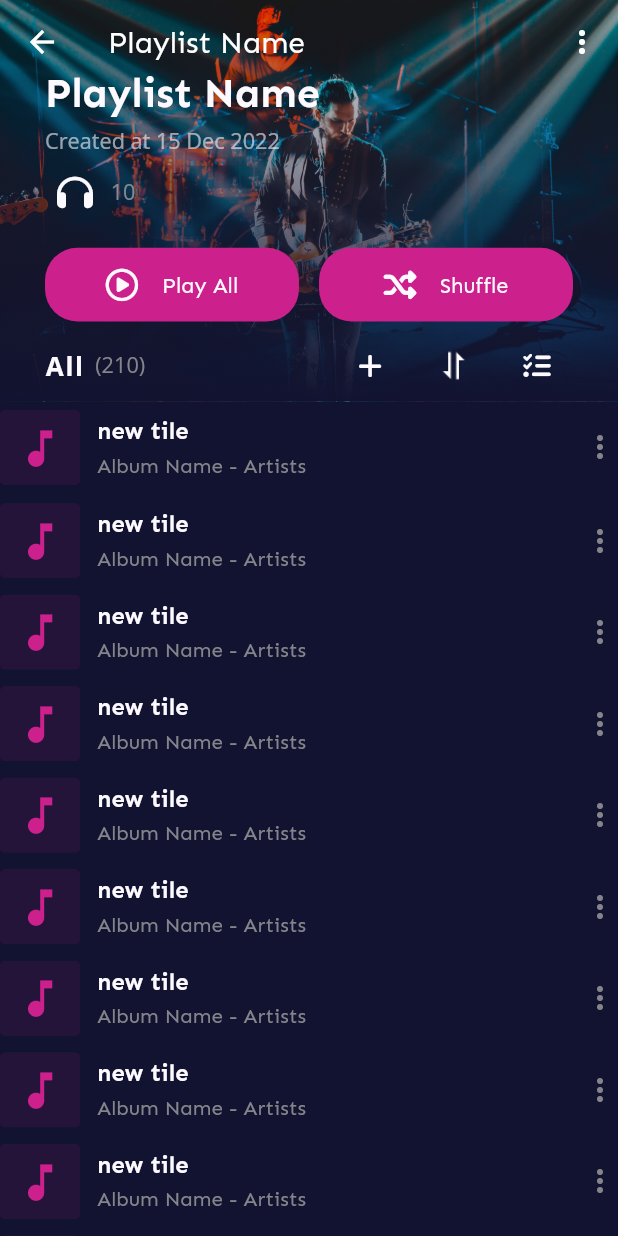
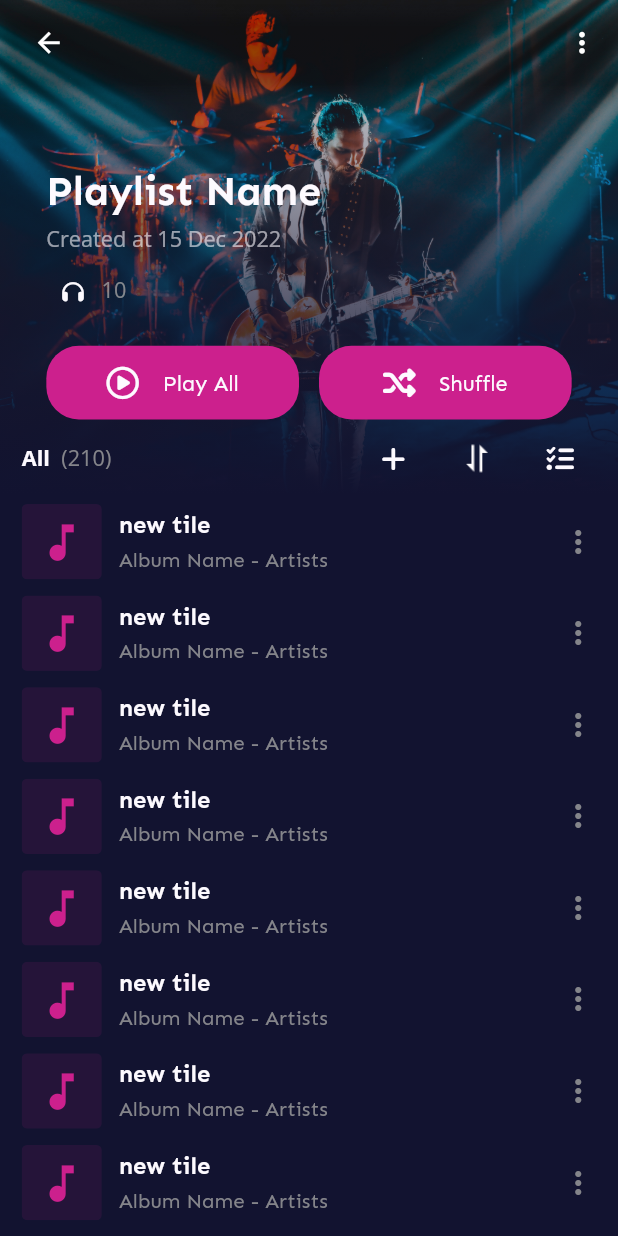
Before and after one commit to Sanaullh-Dev/bebop_music, a Flutter app: the screen it shows after launch, after a tap on the "arrow back" icon, on a phone screen of 412 x 824 dp. Run offline on Flutter 3.47's test engine with Material 2 defaults, Android fonts, the phone set to English and light mode, and no system bars; our stand-ins replace flutter_screenutil, font_awesome_flutter.

Commit message:
Playlist Title design

```diff
--- a/lib/pages/playlist_details/playlist_details.dart
+++ b/lib/pages/playlist_details/playlist_details.dart
@@ -1,13 +1,9 @@
-import 'dart:ui';
-
 import 'package:bebop_music/pages/playlist_details/widgets/playlist_title.dart';
-import 'package:bebop_music/share_widgets/list_title_bar.dart';
 import 'package:bebop_music/share_widgets/songTile.dart';
 import 'package:bebop_music/utils/app_colors.dart';
 import 'package:bebop_music/utils/app_themes.dart';
 import 'package:flutter/material.dart';
 import 'package:flutter_screenutil/flutter_screenutil.dart';
-import 'package:font_awesome_flutter/font_awesome_flutter.dart';
 
 class PlaylistDetails extends StatefulWidget {
   const PlaylistDetails({super.key});
@@ -18,52 +14,72 @@ class PlaylistDetails extends StatefulWidget {
 
 class _PlaylistDetailsState extends State<PlaylistDetails> {
   static const double _appBarBottomBtnPosition = 24.0;
+  final _scrollCont = ScrollController();
+  double pixelsPosition = 1;
+  double opacityVal = 0;
+
+  @override
+  void initState() {
+    super.initState();
+    _scrollCont.addListener(() {
+      if (_scrollCont.position.pixels <= 180 &&
+          _scrollCont.position.pixels >= 0) {
+        // print(_scrollCont.position.pixels);
+        setState(() {
+          pixelsPosition = _scrollCont.position.pixels.roundToDouble();
+          opacityVal =
+              double.parse((pixelsPosition / 179).toStringAsFixed(1));
+
+        });
+      }
+    });
+  }
 
   @override
   Widget build(BuildContext context) {
+    print(opacityVal);
     final size = MediaQuery.of(context).size;
     return Scaffold(
       extendBodyBehindAppBar: true,
       backgroundColor: backgroundColor,
       appBar: AppBar(
-        backgroundColor: Colors.transparent,
-        elevation: 0,
-        leading: IconButton(onPressed: () {}, icon: Icon(Icons.arrow_back)),
-        title: Text("Playlist Name"),
-        actions: [IconButton(onPressed: () {}, icon: Icon(Icons.more_vert))],
+        backgroundColor: backgroundColor.withOpacity(opacityVal),
+        // elevation: 0,
+        leadingWidth: 110.sp,
+        leading: IconButton(
+          padding: EdgeInsets.symmetric(horizontal: 60.sp),
+          onPressed: () {}, icon: Icon(Icons.arrow_back, size: 60.sp,)),
+        title: AnimatedOpacity(
+            duration: const Duration(milliseconds: 500),
+            opacity: opacityVal,
+            child: Text("Playlist Name", style: appBarText)),
+        actions: [IconButton(onPressed: () {}, icon: Icon(Icons.more_vert, size: 60.sp,))],
       ),
       body: SingleChildScrollView(
+        controller: _scrollCont,
         child: Column(
           mainAxisSize: MainAxisSize.min,
           crossAxisAlignment: CrossAxisAlignment.start,
           children: [
-            TitlePlaylist(size: size),
-            SongTile(
-                icon: Icons.music_note,
-                title: "new tile",
-                subTitle: "Album Name - Artists",
-                trailingWidget: Icon(Icons.more_vert, color: textLightColor)),
+            TitlePlaylist(size: size, animateValue: pixelsPosition),
             ListView.builder(
-               padding: EdgeInsets.only(top: 1),
+              padding: EdgeInsets.only(top: 1, left: 40.sp, right: 40.sp),
               shrinkWrap: true,
               primary: false,
               itemCount: 30,
               itemBuilder: (BuildContext context, int index) {
                 return SongTile(
-                icon: Icons.music_note,
-                title: "new tile",
-                subTitle: "Album Name - Artists",
-                trailingWidget: Icon(Icons.more_vert, color: textLightColor));
+                    icon: Icons.music_note,
+                    title: "new tile",
+                    subTitle: "Album Name - Artists",
+                    trailingWidget:
+                        Icon(Icons.more_vert, color: textLightColor));
               },
             ),
-            SongTile(
-                icon: Icons.music_note,
-                title: "new tile",
-                subTitle: "Album Name - Artists",
-                trailingWidget: Icon(Icons.more_vert, color: textLightColor)),
           ],
         ),
       ),
     );
   }
+
 }
--- a/lib/pages/playlist_details/widgets/playlist_title.dart
+++ b/lib/pages/playlist_details/widgets/playlist_title.dart
@@ -6,12 +6,32 @@ import 'package:flutter_screenutil/flutter_screenutil.dart';
 
 class TitlePlaylist extends StatelessWidget {
   final Size size;
-  const TitlePlaylist({super.key, required this.size});
+  final double animateValue;
+  const TitlePlaylist(
+      {super.key, required this.size, required this.animateValue});
 
   @override
   Widget build(BuildContext context) {
-    return SizedBox(
-      height: size.width * 0.65,
+    double _pixelsPosition = 30;
+    double opacityVal = 1;
+
+    if (animateValue < 30 && animateValue > 10) {
+      _pixelsPosition = 20;
+    } else if (animateValue < 10) {
+      _pixelsPosition = _pixelsPosition + animateValue * 0.9;
+    } else {
+      _pixelsPosition = 30;
+    }
+
+    opacityVal = animateValue == 0
+        ? 1
+        : double.parse(((180 - animateValue) / 180).toStringAsFixed(1));
+
+    return AnimatedOpacity(
+      duration: const Duration(milliseconds: 500),
+      opacity: opacityVal,
+      child: SizedBox(
+        height: size.width * 0.8,
         width: double.infinity,
         child: Stack(
           children: [
@@ -31,14 +51,16 @@ class TitlePlaylist extends StatelessWidget {
                   // color: Colors.black45
                 ),
                 width: double.infinity,
+                height: size.width * 0.8,
                 child: Image.asset("assets/images/album_default.jpg",
                     fit: BoxFit.cover),
               ),
             ),
             Align(
               alignment: Alignment.bottomLeft,
-            child: Padding(
-              padding: EdgeInsets.symmetric(horizontal: 30),
+              child: AnimatedContainer(
+                duration: const Duration(milliseconds: 300),
+                padding: EdgeInsets.symmetric(horizontal: _pixelsPosition),
                 child: Column(
                   crossAxisAlignment: CrossAxisAlignment.start,
                   mainAxisSize: MainAxisSize.min,
@@ -50,7 +72,8 @@ class TitlePlaylist extends StatelessWidget {
                             heading3.copyWith(color: textColor.withAlpha(150))),
                     TextButton.icon(
                         onPressed: () {},
-                      icon: Icon(FontAwesomeIcons.headphones, color: textColor),
+                        icon:
+                            Icon(FontAwesomeIcons.headphones, color: textColor, size: 40.sp),
                         label: Text(" 10",
                             style: heading3.copyWith(color: textLightColor))),
                     verticalMainSpace(),
@@ -61,13 +84,17 @@ class TitlePlaylist extends StatelessWidget {
                         playButton(" Shuffle", FontAwesomeIcons.shuffle)
                       ],
                     ),
-                  verticalSubSpace(),
-                  titleBar()
+                    const SizedBox(height: 50),
                   ],
                 ),
               ),
+            ),
+            Align(
+              alignment: Alignment.bottomCenter,
+              child: titleBar(),
             )
           ],
+        ),
       ),
     );
   }
@@ -92,9 +119,11 @@ class TitlePlaylist extends StatelessWidget {
 
   Widget titleBar() {
     // var btnSize = 80.sp;
-    return Row(
+    return Padding(
+      padding: EdgeInsets.symmetric(horizontal: 40.sp),
+      child: Row(
         children: [
-        Text("All", style: heading2Bold),
+          Text("All", style: heading3Bold),
           horizontalSubSpace(),
           Text("(210)", style: heading3.copyWith(color: textLightColor)),
           const Spacer(),
@@ -109,6 +138,7 @@ class TitlePlaylist extends StatelessWidget {
           horizontalSubSpace(),
           customIconBtn(onPress: () {}, icon: FontAwesomeIcons.listCheck),
         ],
+      ),
     );
   }
 
--- a/lib/utils/app_themes.dart
+++ b/lib/utils/app_themes.dart
@@ -11,12 +11,11 @@ TextStyle heading1 = TextStyle(
 TextStyle heading1Bold = heading1.copyWith(fontWeight: FontWeight.w700);
 
 TextStyle heading2 = TextStyle(
-  color: textColor,
-  fontWeight: FontWeight.w500,
-  fontSize: 48.sp,
-  fontFamily: "OpenSans",
-  letterSpacing: 1.1
-);
+    color: textColor,
+    fontWeight: FontWeight.w500,
+    fontSize: 48.sp,
+    fontFamily: "OpenSans",
+    letterSpacing: 1.1);
 
 TextStyle heading2Bold = heading2.copyWith(fontWeight: FontWeight.w700);
 
@@ -28,10 +27,13 @@ TextStyle heading3 = TextStyle(
 
 TextStyle heading3Bold = heading3.copyWith(fontWeight: FontWeight.w700);
 
-TextStyle menuText = TextStyle(
-    fontSize: 44.sp,
+TextStyle appBarText = TextStyle(
+    fontSize: 45.sp,
     fontWeight: FontWeight.w600,
     fontFamily: "Sen");
+
+TextStyle menuText =
+    TextStyle(fontSize: 44.sp, fontWeight: FontWeight.w600, fontFamily: "Sen");
 
 TextStyle menuTextSelected = menuText.copyWith(fontWeight: FontWeight.w700);
 
```
Lines whose indentation alone changed are shown as unchanged.
